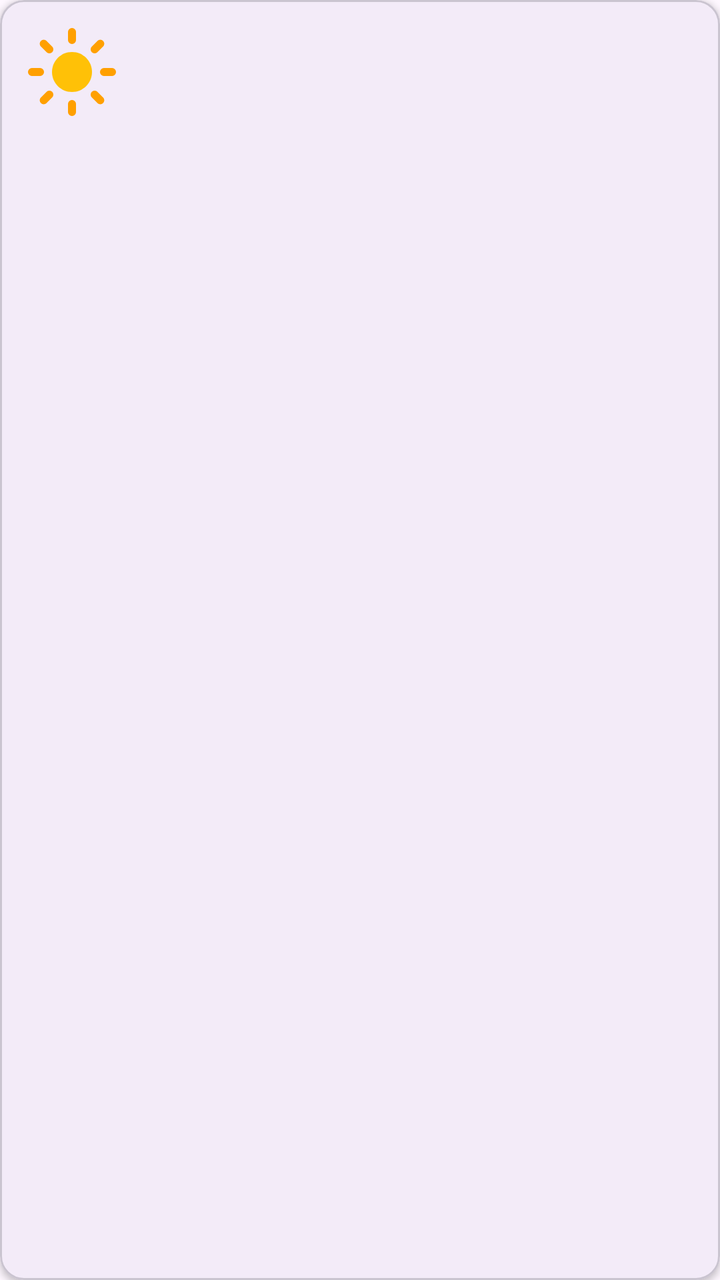
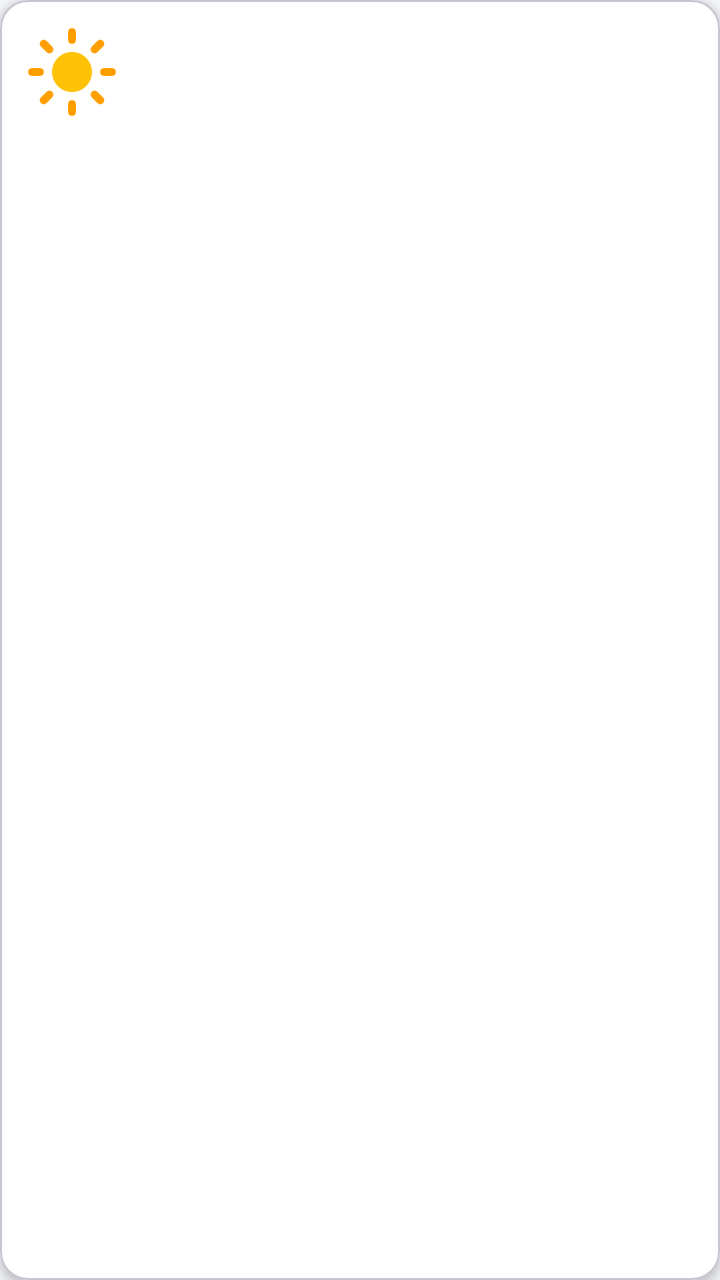

Screens rendered from an Android XML layout before and after an edit, with the pre-edit source and the edit as a unified diff.
<!-- AndroidManifest.xml: application theme Theme.Weather -->
<!-- res/layout/item_weather.xml -->
<?xml version="1.0" encoding="utf-8"?>
<com.google.android.material.card.MaterialCardView xmlns:android="http://schemas.android.com/apk/res/android"
    xmlns:app="http://schemas.android.com/apk/res-auto"
    android:layout_width="match_parent"
    android:layout_height="wrap_content"
    android:layout_marginHorizontal="8dp"
    android:layout_marginVertical="6dp"
    app:cardCornerRadius="12dp"
    app:cardElevation="2dp">

    <LinearLayout
        android:layout_width="match_parent"
        android:layout_height="wrap_content"
        android:gravity="center_vertical"
        android:orientation="horizontal"
        android:padding="12dp">

        
        <ImageView
            android:id="@+id/weatherIcon"
            android:layout_width="48dp"
            android:layout_height="48dp"
            android:contentDescription="Weather Symbol"
            android:src="@drawable/ic_weather_sunny" />

        <LinearLayout
            android:layout_width="0dp"
            android:layout_height="wrap_content"
            android:layout_marginStart="16dp"
            android:layout_weight="1"
            android:orientation="vertical">

            
            <TextView
                android:id="@+id/timeText"
                android:layout_width="wrap_content"
                android:layout_height="wrap_content"
                android:textColor="@android:color/black"
                android:textSize="16sp"
                android:textStyle="bold" />

            
            <TextView
                android:id="@+id/windText"
                android:layout_width="wrap_content"
                android:layout_height="wrap_content"
                android:layout_marginTop="2dp"
                android:textColor="@android:color/darker_gray"
                android:textSize="14sp" />
        </LinearLayout>

        
        <TextView
            android:id="@+id/tempText"
            android:layout_width="wrap_content"
            android:layout_height="wrap_content"
            android:textColor="@android:color/black"
            android:textSize="18sp"
            android:textStyle="bold" />

    </LinearLayout>
</com.google.android.material.card.MaterialCardView>
<!-- resources referenced by this layout -->
<resources>
  <!-- drawable ic_weather_sunny (drawable) -->
  <vector xmlns:android="http://schemas.android.com/apk/res/android"
      android:width="120dp"
      android:height="120dp"
      android:viewportWidth="24"
      android:viewportHeight="24">
      
      <path
          android:fillColor="#FFC107"
          android:pathData="M12,7c-2.76,0 -5,2.24 -5,5s2.24,5 5,5 5,-2.24 5,-5 -2.24,-5 -5,-5z" />
      
      <path
          android:fillColor="#FFA000"
          android:pathData="M12,2L12,4M12,20L12,22M4.93,4.93L6.34,6.34M17.66,17.66L19.07,19.07M2,12L4,12M20,12L22,12M4.93,19.07L6.34,17.66M17.66,6.34L19.07,4.93"
          android:strokeWidth="2"
          android:strokeColor="#FFA000"
          android:strokeLineCap="round" />
  </vector>
  <style name="Theme.Weather" parent="Base.Theme.Weather" />
  <style name="Base.Theme.Weather" parent="Theme.Material3.DayNight.NoActionBar">
          
          
      </style>
</resources>

<!-- the commit's change to res/layout/item_weather.xml (unified diff, before → after) -->
@@ -1,12 +1,10 @@
 <?xml version="1.0" encoding="utf-8"?>
 <com.google.android.material.card.MaterialCardView xmlns:android="http://schemas.android.com/apk/res/android"
-    xmlns:app="http://schemas.android.com/apk/res-auto"
+    style="@style/WeatherCardStyle"
     android:layout_width="match_parent"
     android:layout_height="wrap_content"
     android:layout_marginHorizontal="8dp"
-    android:layout_marginVertical="6dp"
-    app:cardCornerRadius="12dp"
-    app:cardElevation="2dp">
+    android:layout_marginVertical="6dp">
 
     <LinearLayout
         android:layout_width="match_parent"
@@ -33,30 +31,25 @@
             
             <TextView
                 android:id="@+id/timeText"
+                style="@style/WeatherItemTimeStyle"
                 android:layout_width="wrap_content"
-                android:layout_height="wrap_content"
-                android:textColor="@android:color/black"
-                android:textSize="16sp"
-                android:textStyle="bold" />
+                android:layout_height="wrap_content" />
 
             
             <TextView
                 android:id="@+id/windText"
+                style="@style/WeatherItemWindStyle"
                 android:layout_width="wrap_content"
                 android:layout_height="wrap_content"
-                android:layout_marginTop="2dp"
-                android:textColor="@android:color/darker_gray"
-                android:textSize="14sp" />
+                android:layout_marginTop="2dp" />
         </LinearLayout>
 
         
         <TextView
             android:id="@+id/tempText"
+            style="@style/WeatherItemTempStyle"
             android:layout_width="wrap_content"
-            android:layout_height="wrap_content"
-            android:textColor="@android:color/black"
-            android:textSize="18sp"
-            android:textStyle="bold" />
+            android:layout_height="wrap_content" />
 
     </LinearLayout>
 </com.google.android.material.card.MaterialCardView>
<!-- resource entries referenced after the edit -->
@@ -18,10 +18,40 @@
           android:strokeColor="#FFA000"
           android:strokeLineCap="round" />
   </vector>
+  <style name="WeatherCardStyle">
+          <item name="cardCornerRadius">14dp</item>
+          <item name="cardElevation">3dp</item>
+          <item name="cardBackgroundColor">@color/weather_card_bg</item>
+      </style>
+  <style name="WeatherItemTempStyle">
+          <item name="android:fontFamily">@font/roboto</item>
+          <item name="android:textSize">20sp</item>
+          <item name="android:textColor">@color/weather_primary</item>
+          <item name="android:textStyle">bold</item>
+      </style>
+  <style name="WeatherItemTimeStyle">
+          <item name="android:fontFamily">@font/roboto</item>
+          <item name="android:textSize">16sp</item>
+          <item name="android:textColor">@color/weather_text_primary</item>
+          <item name="android:textStyle">bold</item>
+      </style>
+  <style name="WeatherItemWindStyle">
+          <item name="android:fontFamily">@font/roboto</item>
+          <item name="android:textSize">14sp</item>
+          <item name="android:textColor">@color/weather_text_secondary</item>
+      </style>
   <style name="Theme.Weather" parent="Base.Theme.Weather" />
+  <color name="weather_card_bg">#FFFFFF</color>
+  <color name="weather_primary">#1565C0</color>
+  <color name="weather_text_primary">#1A237E</color>
+  <color name="weather_text_secondary">#5C6BC0</color>
   <style name="Base.Theme.Weather" parent="Theme.Material3.DayNight.NoActionBar">
           
-          
+          <item name="colorPrimary">@color/weather_primary</item>
+          <item name="colorSecondary">@color/weather_secondary</item>
+          <item name="android:windowBackground">@color/weather_background</item>
       </style>
+  <color name="weather_secondary">#0288D1</color>
+  <color name="weather_background">#F4F6F9</color>
 </resources>
 
